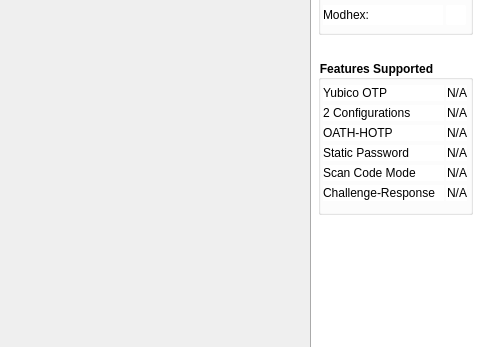
This is src/ui/mainwindow.ui in Yubico/yubikey-personalization-gui as Qt 5 draws it before an edit; both pictures show x 420 to 900 and y 353 to 700 of the 900 by 700 pixel window. The edited form follows.
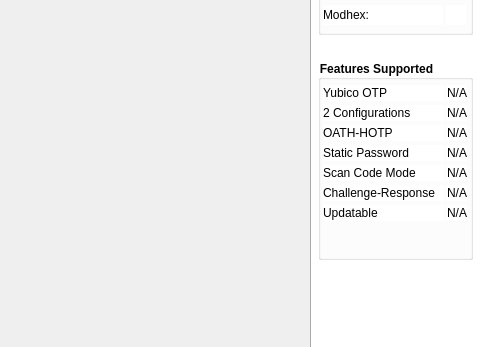
This is the edited form. Icons and pictures are not drawn.

Commit message: add support label for updatable

What changed in the file:
```diff
--- a/src/ui/mainwindow.ui
+++ b/src/ui/mainwindow.ui
@@ -177,7 +177,7 @@
        <x>8</x>
        <y>380</y>
        <width>155</width>
-       <height>155</height>
+       <height>200</height>
       </rect>
      </property>
      <property name="styleSheet">
@@ -426,6 +426,44 @@
        <string>Scan Code Mode</string>
       </property>
      </widget>
+     <widget class="QLabel" name="updatableSupportDescLbl">
+      <property name="geometry">
+       <rect>
+        <x>5</x>
+        <y>145</y>
+        <width>121</width>
+        <height>16</height>
+       </rect>
+      </property>
+      <property name="styleSheet">
+       <string notr="true">font-weight: normal;</string>
+      </property>
+      <property name="lineWidth">
+       <number>2</number>
+      </property>
+      <property name="text">
+       <string>Updatable</string>
+      </property>
+     </widget>
+     <widget class="QLabel" name="updatableSupportLbl">
+      <property name="geometry">
+       <rect>
+        <x>128</x>
+        <y>145</y>
+        <width>21</width>
+        <height>16</height>
+       </rect>
+      </property>
+      <property name="styleSheet">
+       <string notr="true">font-weight: normal;</string>
+      </property>
+      <property name="text">
+       <string>N/A</string>
+      </property>
+      <property name="alignment">
+       <set>Qt::AlignRight|Qt::AlignTrailing|Qt::AlignVCenter</set>
+      </property>
+     </widget>
     </widget>
     <widget class="QLabel" name="logoImg">
      <property name="geometry">
```
The commit also changes 3 other files.
